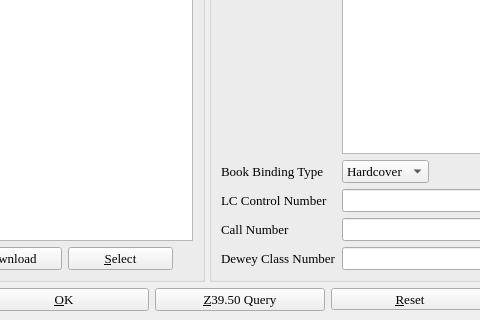
Old version of the form bookinfo.ui in the repository textbrowser/biblioteq; both pictures show x 84 to 564 and y 380 to 700 of the 1000 by 700 pixel window.
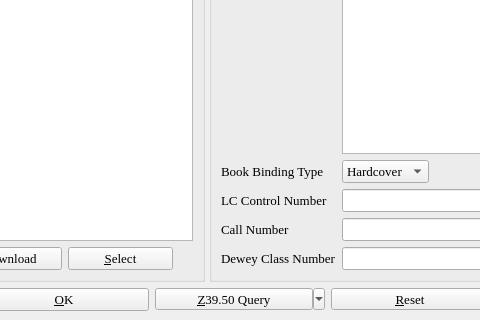
New version of the form. Icons and pictures are not drawn. Custom widgets are drawn as their Qt base class.

```diff
--- a/bookinfo.ui
+++ b/bookinfo.ui
@@ -994,25 +994,21 @@
        </widget>
       </item>
       <item>
-       <widget class="QPushButton" name="queryButton" >
-        <property name="minimumSize" >
+       <widget class="QToolButton" name="queryButton">
+        <property name="minimumSize">
          <size>
           <width>170</width>
           <height>0</height>
          </size>
         </property>
-        <property name="font" >
-         <font>
-          <family>Times</family>
-          <pointsize>10</pointsize>
-         </font>
-        </property>
-        <property name="text" >
+        <property name="text">
          <string>&amp;Z39.50 Query</string>
         </property>
-        <property name="icon" >
-         <iconset>
-          <normaloff>icons.d/16x16/down.png</normaloff>icons.d/16x16/down.png</iconset>
+        <property name="popupMode">
+         <enum>QToolButton::MenuButtonPopup</enum>
+        </property>
+        <property name="toolButtonStyle">
+         <enum>Qt::ToolButtonTextBesideIcon</enum>
         </property>
        </widget>
       </item>
```
Left out of the diff: 593 changed lines with no effect on the pictures.
